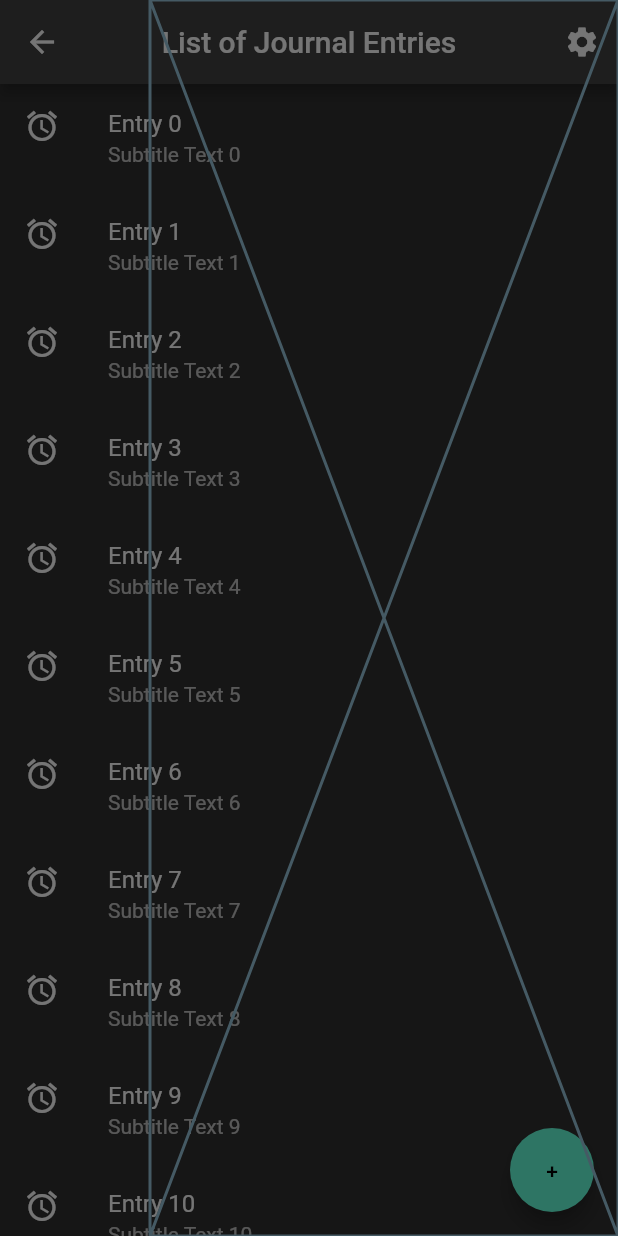
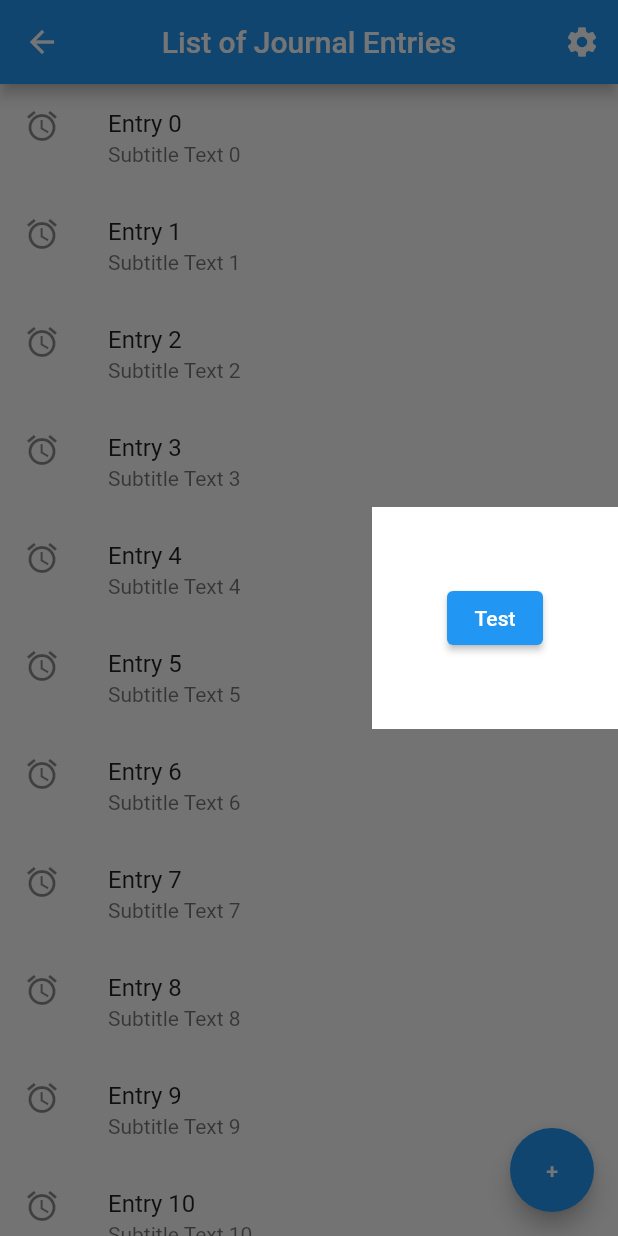
Before and after one commit to lmoyle1989/my_journal, a Flutter app: the screen it shows after launch, after a tap on the "settings" icon, on a phone screen of 412 x 824 dp. Run offline on Flutter 3.47's test engine with Material 2 defaults, Android fonts, the phone set to English and light mode, and no system bars.

Commit message:
dark mode options working testing

```diff
--- a/lib/app.dart
+++ b/lib/app.dart
@@ -1,22 +1,55 @@
 import 'package:flutter/material.dart';
 import 'package:my_journal/screens/new_entry_screen.dart';
 import 'package:my_journal/screens/home_screen.dart';
+import 'models/theme_switcher.dart';
 
-class App extends StatelessWidget {
+class App extends StatefulWidget {
   const App({Key? key, required this.title}) : super(key: key);
 
   final String title;
-  static final routes = {
-    HomeScreen.routeName: (context) => HomeScreen(),
-    NewEntryScreen.routeName: (context) => NewEntryScreen(),
-  };
+
+  @override
+  State<App> createState() => AppState();
+}
+
+class AppState extends State<App> {
+  late ThemeSwitcher themeSwitcher;
+  late final routes;
+
+  void toggleTheme() {
+    setState(() {
+      themeSwitcher.toggleTheme();
+    });
+  }
+
+  @override
+  void initState() {
+    super.initState();
+    themeSwitcher = ThemeSwitcher(curTheme: theme.light);
+    routes = {
+      HomeScreen.routeName: (context) => HomeScreen(
+            toggleTheme: toggleTheme,
+          ),
+      NewEntryScreen.routeName: (context) => NewEntryScreen(
+            toggleTheme: toggleTheme,
+          ),
+    };
+  }
 
   @override
   Widget build(BuildContext context) {
     return MaterialApp(
-      title: title,
-      theme: ThemeData.dark(),
+      title: widget.title,
+      theme: getTheme(themeSwitcher),
       routes: routes,
     );
   }
 }
+
+ThemeData getTheme(ThemeSwitcher themeSwitcher) {
+  if (themeSwitcher.curTheme == theme.dark) {
+    return ThemeData.dark();
+  } else {
+    return ThemeData.light();
+  }
+}
--- a/lib/components/journal_scaffold.dart
+++ b/lib/components/journal_scaffold.dart
@@ -8,7 +8,10 @@ class JournalScaffold extends StatelessWidget {
     this.actionButton,
     required this.body,
     this.horizontalBody,
+    required this.toggleTheme,
   }) : super(key: key);
+
+  final void Function() toggleTheme;
 
   final String title;
   final Widget body;
@@ -34,7 +37,9 @@ class JournalScaffold extends StatelessWidget {
           }),
         ],
       ),
-      endDrawer: SettingsScreen(),
+      endDrawer: SettingsScreen(
+        toggleTheme: toggleTheme,
+      ),
       floatingActionButton: actionButton,
       body: Container(
         child: LayoutBuilder(builder: (context, constraints) {
--- a/lib/main.dart
+++ b/lib/main.dart
@@ -2,7 +2,7 @@ import 'package:flutter/material.dart';
 import 'app.dart';
 
 void main() {
-  runApp(const App(
+  runApp(App(
     title: "My Journal",
   ));
 }
--- /dev/null
+++ b/lib/models/theme_switcher.dart
@@ -0,0 +1,19 @@
+class ThemeSwitcher {
+  theme curTheme;
+
+  ThemeSwitcher({required this.curTheme});
+
+  void toggleTheme() {
+    print("Hi");
+    if (curTheme == theme.dark) {
+      curTheme = theme.light;
+    } else {
+      curTheme = theme.dark;
+    }
+  }
+}
+
+enum theme {
+  dark,
+  light,
+}
--- a/lib/screens/home_screen.dart
+++ b/lib/screens/home_screen.dart
@@ -5,8 +5,9 @@ import '../components/master_detail_view.dart';
 import 'new_entry_screen.dart';
 
 class HomeScreen extends StatelessWidget {
-  HomeScreen({Key? key}) : super(key: key);
+  HomeScreen({Key? key, required this.toggleTheme}) : super(key: key);
 
+  final void Function() toggleTheme;
   static const String routeName = '/';
 
   @override
@@ -16,6 +17,7 @@ class HomeScreen extends StatelessWidget {
       actionButton: newEntryButton(context),
       body: EntryListView(),
       horizontalBody: const MasterDetailView(),
+      toggleTheme: toggleTheme,
     );
   }
 
--- a/lib/screens/new_entry_screen.dart
+++ b/lib/screens/new_entry_screen.dart
@@ -3,16 +3,18 @@ import 'package:my_journal/components/journal_scaffold.dart';
 import 'package:my_journal/components/new_entry_form.dart';
 
 class NewEntryScreen extends StatelessWidget {
-  const NewEntryScreen({Key? key}) : super(key: key);
+  const NewEntryScreen({Key? key, required this.toggleTheme}) : super(key: key);
 
+  final void Function() toggleTheme;
   static const String routeName = 'new_entry_screen';
 
   @override
   Widget build(BuildContext context) {
-    return const JournalScaffold(
+    return JournalScaffold(
       title: "New Entry",
       actionButton: null,
       body: NewEntryForm(),
+      toggleTheme: toggleTheme,
     );
   }
 }
--- a/lib/screens/settings_screen.dart
+++ b/lib/screens/settings_screen.dart
@@ -1,13 +1,27 @@
 import 'package:flutter/material.dart';
+import 'package:my_journal/app.dart';
 
 class SettingsScreen extends StatelessWidget {
-  const SettingsScreen({Key? key}) : super(key: key);
+  SettingsScreen({Key? key, required this.toggleTheme}) : super(key: key);
+
+  final void Function() toggleTheme;
+  void Function() testToggle = () {};
 
   @override
   Widget build(BuildContext context) {
-    return const Padding(
-      padding: EdgeInsets.only(left: 100.0),
-      child: Placeholder(),
+    AppState? appState = context.findAncestorStateOfType<AppState>();
+    testToggle = () {
+      appState!.toggleTheme();
+    };
+    return Container(
+      child: Padding(
+        padding: const EdgeInsets.all(50.0),
+        child: ElevatedButton(
+          onPressed: testToggle,
+          child: Text("Test"),
+        ),
+      ),
+      color: Colors.white,
     );
   }
 }
```
Also changed, not shown: lib/screens/entry_detail_screen.dart (+5 -3 lines).
